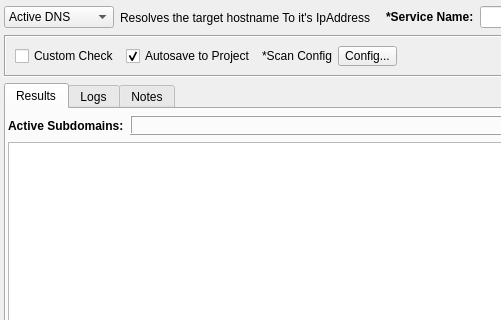
3nock/OTE, file sub3suite/src/engines/active/Active.ui: the form before one commit; both pictures show x 0 to 501 and y 0 to 320 of the 1037 by 422 pixel window.
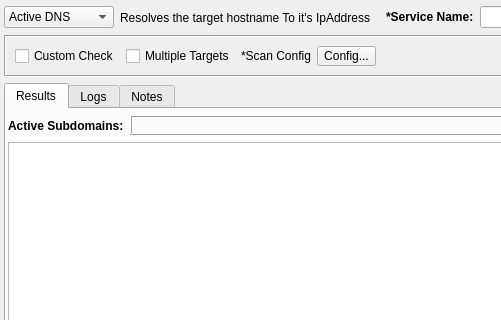
The form after the commit. Custom widgets are drawn as their Qt base class.

Diff of the .ui file:
```diff
--- a/sub3suite/src/engines/active/Active.ui
+++ b/sub3suite/src/engines/active/Active.ui
@@ -313,10 +313,7 @@
       <item>
        <widget class="QCheckBox" name="checkBox">
         <property name="text">
-         <string>Autosave to Project</string>
-        </property>
-        <property name="checked">
-         <bool>true</bool>
+         <string>Multiple Targets</string>
         </property>
        </widget>
       </item>
```
Left out of the diff: 2 changed lines with no effect on the pictures.
